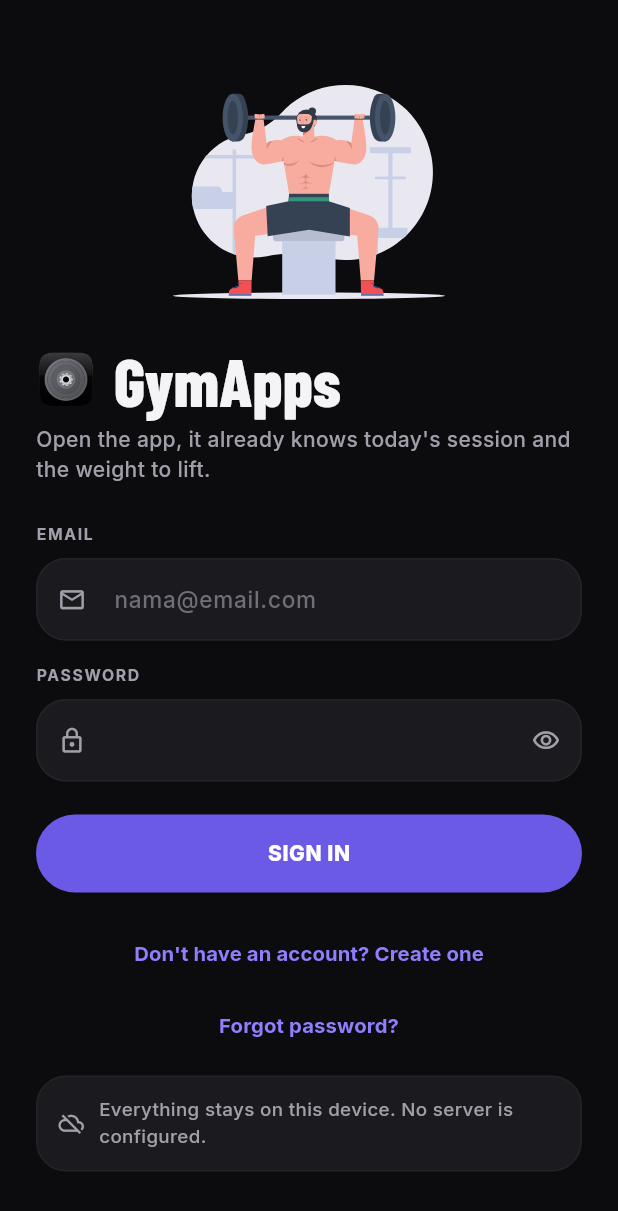
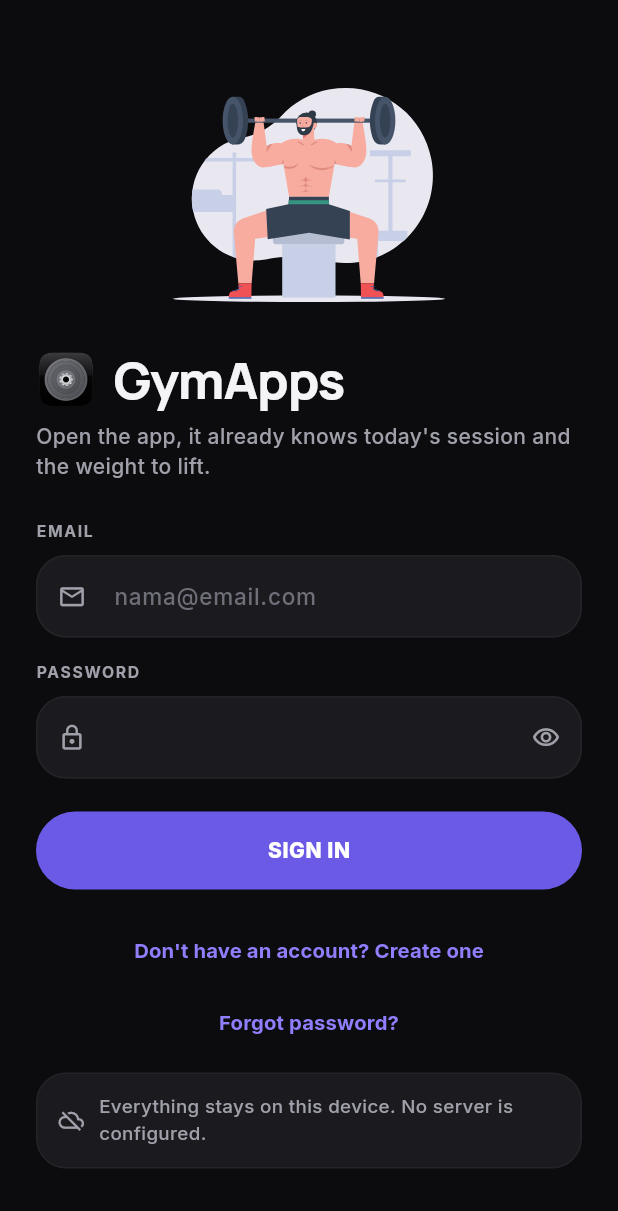
Before and after one commit to harezadmm/GymApps, a Flutter app: the screen it shows after launch, on a phone screen of 412 x 824 dp. Shown: the top 1211 px of the screen. Run offline on Flutter 3.47's test engine with Material 3 defaults, Android fonts, the phone set to English and light mode, and no system bars; our stand-ins replace clock, file_picker, flutter_local_notifications, flutter_secure_storage, flutter_svg, package_info_plus and 5 more; missing offline and left inert: dart:js_interop; accounts and stored records are empty.

Commit message:
Font judul: Manrope menggantikan Barlow Condensed; versi 2.1.1+17
Condensed tidak cocok dengan tema; referensi memakai sans membulat
geometris. Tiga berat statis dibangun dari font variabel Manrope (OFL).

Co-Authored-By: Claude Fable 5.1 <noreply@anthropic.com>

```diff
--- a/app/assets/fonts/OFL-BarlowCondensed.txt
+++ b/app/assets/fonts/OFL-Manrope.txt
@@ -1,4 +1,4 @@
-Copyright 2017 The Barlow Project Authors (https://github.com/jpt/barlow)
+Copyright 2018 The Manrope Project Authors (https://github.com/googlefonts/manrope)
 
 This Font Software is licensed under the SIL Open Font License, Version 1.1.
 This license is copied below, and is also available with a FAQ at:
--- a/app/lib/core/theme.dart
+++ b/app/lib/core/theme.dart
@@ -464,13 +464,13 @@ ThemeData buildGymTheme({Color? accent, Brightness brightness = Brightness.dark}
       TargetPlatform.iOS: CupertinoPageTransitionsBuilder(),
       TargetPlatform.android: FadeForwardsPageTransitionsBuilder(),
     }),
-    // Judul dan angka besar memakai Barlow Condensed — condensed tebal khas
-    // aplikasi olahraga, dan pembeda dari Inter yang dipakai semua orang.
-    // Teks isi tetap Inter supaya angka beban dan nama gerakan mudah dibaca.
+    // Judul dan angka besar memakai Manrope — sans membulat geometris seperti
+    // judul di referensi. Teks isi tetap Inter supaya angka beban dan nama
+    // gerakan mudah dibaca.
     textTheme: TextTheme(
-      displaySmall: TextStyle(fontFamily: 'BarlowCondensed', fontSize: 44, fontWeight: FontWeight.w800, height: 1.0, color: c.text),
-      headlineMedium: TextStyle(fontFamily: 'BarlowCondensed', fontSize: 32, fontWeight: FontWeight.w700, height: 1.05, color: c.text),
-      titleLarge: TextStyle(fontFamily: 'BarlowCondensed', fontSize: 24, fontWeight: FontWeight.w700, height: 1.1, color: c.text),
+      displaySmall: TextStyle(fontFamily: 'Manrope', fontSize: 34, fontWeight: FontWeight.w800, height: 1.05, letterSpacing: -0.8, color: c.text),
+      headlineMedium: TextStyle(fontFamily: 'Manrope', fontSize: 24, fontWeight: FontWeight.w800, height: 1.1, letterSpacing: -0.4, color: c.text),
+      titleLarge: TextStyle(fontFamily: 'Manrope', fontSize: 18, fontWeight: FontWeight.w700, height: 1.15, letterSpacing: -0.2, color: c.text),
       titleMedium: TextStyle(fontSize: 15, fontWeight: FontWeight.w700, color: c.text),
       bodyLarge: TextStyle(fontSize: 14, fontWeight: FontWeight.w500, color: c.text),
       bodyMedium: TextStyle(fontSize: 13, fontWeight: FontWeight.w500, color: c.text2),
--- a/app/lib/core/widgets.dart
+++ b/app/lib/core/widgets.dart
@@ -223,7 +223,7 @@ class StatBlock extends StatelessWidget {
             alignment: Alignment.centerLeft,
             child: Text(value,
                 style: TextStyle(
-                    fontFamily: 'BarlowCondensed', fontSize: 38, fontWeight: FontWeight.w800, height: 1.0, color: c.text)),
+                    fontFamily: 'Manrope', fontSize: 28, fontWeight: FontWeight.w800, height: 1.05, letterSpacing: -0.6, color: c.text)),
           ),
           if (hint != null) ...[
             const SizedBox(height: 3),
```
Also changed, not shown: app/pubspec.yaml (+7 -6 lines), app/assets/fonts/BarlowCondensed-Bold.ttf (deleted), app/assets/fonts/BarlowCondensed-ExtraBold.ttf (deleted), app/assets/fonts/BarlowCondensed-SemiBold.ttf (deleted), app/assets/fonts/Manrope-Bold.ttf (added), app/assets/fonts/Manrope-ExtraBold.ttf (added), app/assets/fonts/Manrope-SemiBold.ttf (added), 2 other files.
